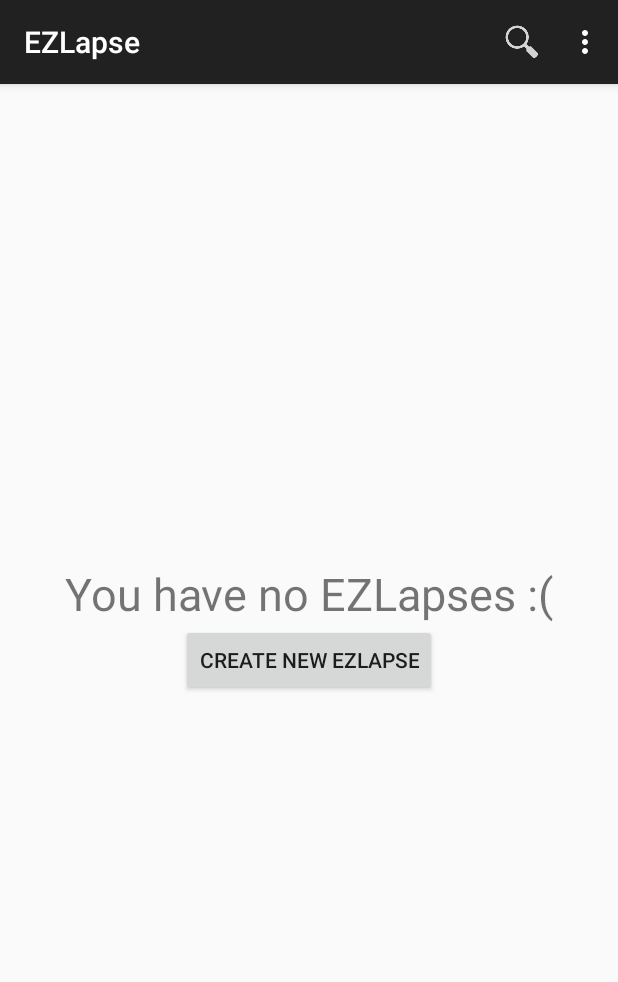
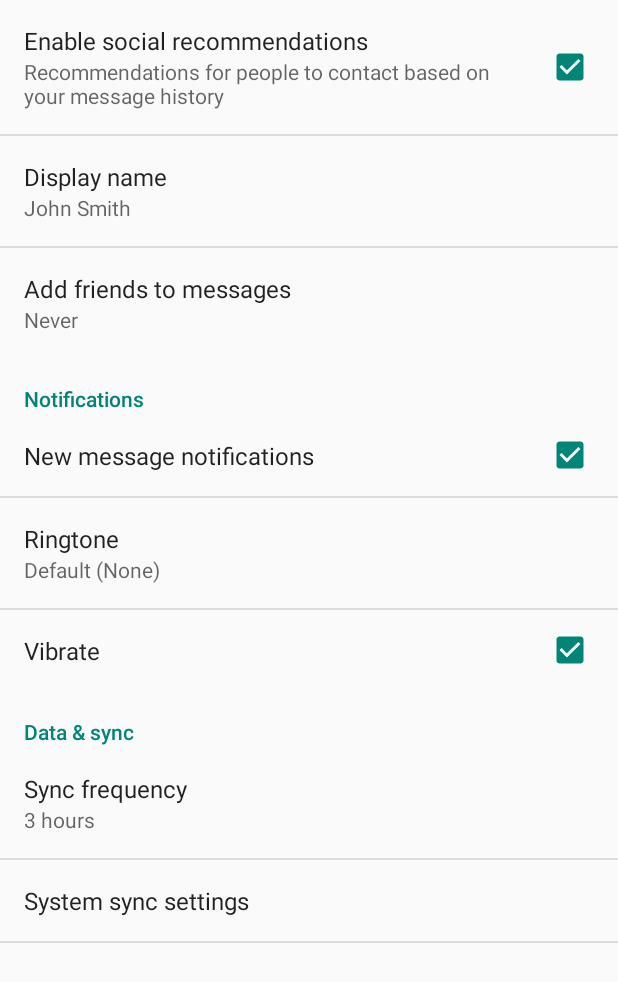
Before and after one commit to ultimatedbz/EZLapse, an Android app: the screen it shows after launch (LapseGridActivity before the commit, SettingsActivity after it), in the options menu, after a tap on "Settings", on a phone screen of 412 x 824 dp. Shown: the top 982 px of the screen. Run offline under Robolectric (Android 15) with nearby library versions, the phone set to English and light mode, and no system bars.

Commit message:
Added plus action with proper implementation and commented test implementation

```diff
--- a/app/src/main/java/jycprogrammer/ultimatedbz/ezlapse/LapseGridActivity.java
+++ b/app/src/main/java/jycprogrammer/ultimatedbz/ezlapse/LapseGridActivity.java
@@ -20,30 +20,15 @@ import java.util.ArrayList;
 public class LapseGridActivity extends ActionBarActivity {
     private Button create_lapse_button;
     private ArrayList<Lapse> mLapseGallery;
-    GridView the_grid;
+    private int test;
+    private GridView the_grid;
 
     @Override
     protected void onCreate(Bundle savedInstanceState) {
         mLapseGallery = LapseGallery.get(LapseGridActivity.this).getLapses();
         super.onCreate(savedInstanceState);
-        if (mLapseGallery.size() == 0) {
-            setContentView(R.layout.activity_no_lapse);
-            // Get EZLapse Button
-            create_lapse_button = (Button) findViewById(R.id.no_ez_button);
-            create_lapse_button.setOnClickListener(new View.OnClickListener() {
-                @Override
-                public void onClick(View v) {
-                    //Camera doesn't need any special extra
-                    Intent i = new Intent(LapseGridActivity.this, FullscreenCamera.class);
-                    startActivity(i);
-                }
-            });
-        }
-        else {
-            setContentView(R.layout.activity_yes_lapse);
-            the_grid = (GridView) findViewById(R.id.main_grid);
-            the_grid.setAdapter(new LapseAdapter(mLapseGallery));
-        }
+        updateView();
+        setDefaultKeyMode(DEFAULT_KEYS_SEARCH_LOCAL);
     }
 
 
@@ -59,25 +44,35 @@ public class LapseGridActivity extends ActionBarActivity {
         // Handle action bar item clicks here. The action bar will
         // automatically handle clicks on the Home/Up button, so long
         // as you specify a parent activity in AndroidManifest.xml.
-        int id = item.getItemId();
+        switch(item.getItemId()){
+            case R.id.action_new:
+                //supposed to be this
+                Intent i = new Intent(LapseGridActivity.this, FullscreenCamera.class);
+                startActivity(i);
+//                //instead we want to test some shizz
+//                Lapse l = new Lapse("Lapse"+test++);
+//                mLapseGallery.add(l);
+//                updateView();
+                return true;
+            case R.id.action_search:
+                openSearch();
+                return true;
+            case R.id.action_settings:
+                openSettings();
+                return true;
+            default:
+                return super.onOptionsItemSelected(item);
+        }
+    }
 
-        //noinspection SimplifiableIfStatement
-        if (id == R.id.action_settings) {
-            return true;
-        }
-
-        return super.onOptionsItemSelected(item);
-    }
     private class LapseAdapter extends ArrayAdapter<Lapse> {
         public LapseAdapter(ArrayList<Lapse> items) {
             super(LapseGridActivity.this, 0, items);
         }
-
         @Override
         public View getView(int position, View convertView, ViewGroup parent) {
             if(convertView == null) {
-                convertView = LapseGridActivity.this.getLayoutInflater()
-                        .inflate(R.layout.lapse_icon_layout, parent, false);
+                convertView = LapseGridActivity.this.getLayoutInflater().inflate(R.layout.lapse_icon_layout, parent, false);
             }
             ImageView picture = (ImageView) convertView.findViewById(R.id.grid_item_image);
             TextView text = (TextView) convertView.findViewById(R.id.grid_item_desc);
@@ -89,4 +84,35 @@ public class LapseGridActivity extends ActionBarActivity {
             return convertView;
         }
     }
+
+    private void openSearch(){
+
+    }
+
+    private void openSettings(){
+        Intent i = new Intent(LapseGridActivity.this, SettingsActivity.class);
+        startActivity(i);
+    }
+
+    private void updateView(){
+        if(mLapseGallery.size() > 0) {
+            setContentView(R.layout.activity_yes_lapse);
+            the_grid = (GridView) findViewById(R.id.main_grid);
+            the_grid.setAdapter(new LapseAdapter(mLapseGallery));
+        }
+        else {
+            setContentView(R.layout.activity_no_lapse);
+            // Get EZLapse Button
+            create_lapse_button = (Button) findViewById(R.id.no_ez_button);
+            create_lapse_button.setOnClickListener(new View.OnClickListener() {
+                @Override
+                public void onClick(View v) {
+                    //Camera needs an extra in case of add picture
+                    Intent i = new Intent(LapseGridActivity.this, FullscreenCamera.class);
+                    startActivity(i);
+                }
+            });
+        }
+    }
+
 }
--- /dev/null
+++ b/app/src/main/java/jycprogrammer/ultimatedbz/ezlapse/SettingsActivity.java
@@ -0,0 +1,259 @@
+package jycprogrammer.ultimatedbz.ezlapse;
+
+import android.annotation.TargetApi;
+import android.content.Context;
+import android.content.res.Configuration;
+import android.media.Ringtone;
+import android.media.RingtoneManager;
+import android.net.Uri;
+import android.os.Build;
+import android.os.Bundle;
+import android.preference.ListPreference;
+import android.preference.Preference;
+import android.preference.PreferenceActivity;
+import android.preference.PreferenceCategory;
+import android.preference.PreferenceFragment;
+import android.preference.PreferenceManager;
+import android.preference.RingtonePreference;
+import android.text.TextUtils;
+
+
+import java.util.List;
+
+/**
+ * A {@link PreferenceActivity} that presents a set of application settings. On
+ * handset devices, settings are presented as a single list. On tablets,
+ * settings are split by category, with category headers shown to the left of
+ * the list of settings.
+ * <p/>
+ * See <a href="http://developer.android.com/design/patterns/settings.html">
+ * Android Design: Settings</a> for design guidelines and the <a
+ * href="http://developer.android.com/guide/topics/ui/settings.html">Settings
+ * API Guide</a> for more information on developing a Settings UI.
+ */
+public class SettingsActivity extends PreferenceActivity {
+    /**
+     * Determines whether to always show the simplified settings UI, where
+     * settings are presented in a single list. When false, settings are shown
+     * as a master/detail two-pane view on tablets. When true, a single pane is
+     * shown on tablets.
+     */
+    private static final boolean ALWAYS_SIMPLE_PREFS = false;
+
+
+    @Override
+    protected void onPostCreate(Bundle savedInstanceState) {
+        super.onPostCreate(savedInstanceState);
+
+        setupSimplePreferencesScreen();
+    }
+
+    /**
+     * Shows the simplified settings UI if the device configuration if the
+     * device configuration dictates that a simplified, single-pane UI should be
+     * shown.
+     */
+    private void setupSimplePreferencesScreen() {
+        if (!isSimplePreferences(this)) {
+            return;
+        }
+
+        // In the simplified UI, fragments are not used at all and we instead
+        // use the older PreferenceActivity APIs.
+
+        // Add 'general' preferences.
+        addPreferencesFromResource(R.xml.pref_general);
+
+        // Add 'notifications' preferences, and a corresponding header.
+        PreferenceCategory fakeHeader = new PreferenceCategory(this);
+        fakeHeader.setTitle(R.string.pref_header_notifications);
+        getPreferenceScreen().addPreference(fakeHeader);
+        addPreferencesFromResource(R.xml.pref_notification);
+
+        // Add 'data and sync' preferences, and a corresponding header.
+        fakeHeader = new PreferenceCategory(this);
+        fakeHeader.setTitle(R.string.pref_header_data_sync);
+        getPreferenceScreen().addPreference(fakeHeader);
+        addPreferencesFromResource(R.xml.pref_data_sync);
+
+        // Bind the summaries of EditText/List/Dialog/Ringtone preferences to
+        // their values. When their values change, their summaries are updated
+        // to reflect the new value, per the Android Design guidelines.
+        bindPreferenceSummaryToValue(findPreference("example_text"));
+        bindPreferenceSummaryToValue(findPreference("example_list"));
+        bindPreferenceSummaryToValue(findPreference("notifications_new_message_ringtone"));
+        bindPreferenceSummaryToValue(findPreference("sync_frequency"));
+    }
+
+    /**
+     * {@inheritDoc}
+     */
+    @Override
+    public boolean onIsMultiPane() {
+        return isXLargeTablet(this) && !isSimplePreferences(this);
+    }
+
+    /**
+     * Helper method to determine if the device has an extra-large screen. For
+     * example, 10" tablets are extra-large.
+     */
+    private static boolean isXLargeTablet(Context context) {
+        return (context.getResources().getConfiguration().screenLayout
+                & Configuration.SCREENLAYOUT_SIZE_MASK) >= Configuration.SCREENLAYOUT_SIZE_XLARGE;
+    }
+
+    /**
+     * Determines whether the simplified settings UI should be shown. This is
+     * true if this is forced via {@link #ALWAYS_SIMPLE_PREFS}, or the device
+     * doesn't have newer APIs like {@link PreferenceFragment}, or the device
+     * doesn't have an extra-large screen. In these cases, a single-pane
+     * "simplified" settings UI should be shown.
+     */
+    private static boolean isSimplePreferences(Context context) {
+        return ALWAYS_SIMPLE_PREFS
+                || Build.VERSION.SDK_INT < Build.VERSION_CODES.HONEYCOMB
+                || !isXLargeTablet(context);
+    }
+
+    /**
+     * {@inheritDoc}
+     */
+    @Override
+    @TargetApi(Build.VERSION_CODES.HONEYCOMB)
+    public void onBuildHeaders(List<Header> target) {
+        if (!isSimplePreferences(this)) {
+            loadHeadersFromResource(R.xml.pref_headers, target);
+        }
+    }
+
+    /**
+     * A preference value change listener that updates the preference's summary
+     * to reflect its new value.
+     */
+    private static Preference.OnPreferenceChangeListener sBindPreferenceSummaryToValueListener = new Preference.OnPreferenceChangeListener() {
+        @Override
+        public boolean onPreferenceChange(Preference preference, Object value) {
+            String stringValue = value.toString();
+
+            if (preference instanceof ListPreference) {
+                // For list preferences, look up the correct display value in
+                // the preference's 'entries' list.
+                ListPreference listPreference = (ListPreference) preference;
+                int index = listPreference.findIndexOfValue(stringValue);
+
+                // Set the summary to reflect the new value.
+                preference.setSummary(
+                        index >= 0
+                                ? listPreference.getEntries()[index]
+                                : null);
+
+            } else if (preference instanceof RingtonePreference) {
+                // For ringtone preferences, look up the correct display value
+                // using RingtoneManager.
+                if (TextUtils.isEmpty(stringValue)) {
+                    // Empty values correspond to 'silent' (no ringtone).
+                    preference.setSummary(R.string.pref_ringtone_silent);
+
+                } else {
+                    Ringtone ringtone = RingtoneManager.getRingtone(
+                            preference.getContext(), Uri.parse(stringValue));
+
+                    if (ringtone == null) {
+                        // Clear the summary if there was a lookup error.
+                        preference.setSummary(null);
+                    } else {
+                        // Set the summary to reflect the new ringtone display
+                        // name.
+                        String name = ringtone.getTitle(preference.getContext());
+                        preference.setSummary(name);
+                    }
+                }
+
+            } else {
+                // For all other preferences, set the summary to the value's
+                // simple string representation.
+                preference.setSummary(stringValue);
+            }
+            return true;
+        }
+    };
+
+    /**
+     * Binds a preference's summary to its value. More specifically, when the
+     * preference's value is changed, its summary (line of text below the
+     * preference title) is updated to reflect the value. The summary is also
+     * immediately updated upon calling this method. The exact display format is
+     * dependent on the type of preference.
+     *
+     * @see #sBindPreferenceSummaryToValueListener
+     */
+    private static void bindPreferenceSummaryToValue(Preference preference) {
+        // Set the listener to watch for value changes.
+        preference.setOnPreferenceChangeListener(sBindPreferenceSummaryToValueListener);
+
+        // Trigger the listener immediately with the preference's
+        // current value.
+        sBindPreferenceSummaryToValueListener.onPreferenceChange(preference,
+                PreferenceManager
+                        .getDefaultSharedPreferences(preference.getContext())
+                        .getString(preference.getKey(), ""));
+    }
+
+    /**
+     * This fragment shows general preferences only. It is used when the
+     * activity is showing a two-pane settings UI.
+     */
+    @TargetApi(Build.VERSION_CODES.HONEYCOMB)
+    public static class GeneralPreferenceFragment extends PreferenceFragment {
+        @Override
+        public void onCreate(Bundle savedInstanceState) {
+            super.onCreate(savedInstanceState);
+            addPreferencesFromResource(R.xml.pref_general);
+
+            // Bind the summaries of EditText/List/Dialog/Ringtone preferences
+            // to their values. When their values change, their summaries are
+            // updated to reflect the new value, per the Android Design
+            // guidelines.
+            bindPreferenceSummaryToValue(findPreference("example_text"));
+            bindPreferenceSummaryToValue(findPreference("example_list"));
+        }
+    }
+
+    /**
+     * This fragment shows notification preferences only. It is used when the
+     * activity is showing a two-pane settings UI.
+     */
+    @TargetApi(Build.VERSION_CODES.HONEYCOMB)
+    public static class NotificationPreferenceFragment extends PreferenceFragment {
+        @Override
+        public void onCreate(Bundle savedInstanceState) {
+            super.onCreate(savedInstanceState);
+            addPreferencesFromResource(R.xml.pref_notification);
+
+            // Bind the summaries of EditText/List/Dialog/Ringtone preferences
+            // to their values. When their values change, their summaries are
+            // updated to reflect the new value, per the Android Design
+            // guidelines.
+            bindPreferenceSummaryToValue(findPreference("notifications_new_message_ringtone"));
+        }
+    }
+
+    /**
+     * This fragment shows data and sync preferences only. It is used when the
+     * activity is showing a two-pane settings UI.
+     */
+    @TargetApi(Build.VERSION_CODES.HONEYCOMB)
+    public static class DataSyncPreferenceFragment extends PreferenceFragment {
+        @Override
+        public void onCreate(Bundle savedInstanceState) {
+            super.onCreate(savedInstanceState);
+            addPreferencesFromResource(R.xml.pref_data_sync);
+
+            // Bind the summaries of EditText/List/Dialog/Ringtone preferences
+            // to their values. When their values change, their summaries are
+            // updated to reflect the new value, per the Android Design
+            // guidelines.
+            bindPreferenceSummaryToValue(findPreference("sync_frequency"));
+        }
+    }
+}
--- a/app/src/main/res/menu/menu_lapse_grid.xml
+++ b/app/src/main/res/menu/menu_lapse_grid.xml
@@ -3,10 +3,15 @@
       xmlns:tools="http://schemas.android.com/tools"
       tools:context=".LapseGridActivity">
     <!-- Search, should appear as action button -->
+    <item android:id="@+id/action_new"
+          android:icon="@drawable/ic_action_new"
+          android:title="Add New"
+          app:showAsAction="ifRoom"/>
     <item android:id="@+id/action_search"
         android:icon="@drawable/ic_action_search"
         android:title="@string/action_search"
-        app:showAsAction="ifRoom" />
+        android:actionViewClass="android.widget.SearchView"
+        app:showAsAction="collapseActionView|ifRoom"/>
     <item android:id="@+id/action_settings"
           android:title="@string/action_settings"
           android:orderInCategory="100"
--- /dev/null
+++ b/app/src/main/res/values/strings_activity_settings.xml
@@ -0,0 +1,61 @@
+<resources>
+    <string name="title_activity_settings">Settings</string>
+
+    <!-- Strings related to Settings -->
+
+    <!-- Example General settings -->
+    <string name="pref_header_general">General</string>
+
+    <string name="pref_title_social_recommendations">Enable social recommendations</string>
+    <string name="pref_description_social_recommendations">Recommendations for people to contact
+        based on your message history
+    </string>
+
+    <string name="pref_title_display_name">Display name</string>
+    <string name="pref_default_display_name">John Smith</string>
+
+    <string name="pref_title_add_friends_to_messages">Add friends to messages</string>
+    <string-array name="pref_example_list_titles">
+        <item>Always</item>
+        <item>When possible</item>
+        <item>Never</item>
+    </string-array>
+    <string-array name="pref_example_list_values">
+        <item>1</item>
+        <item>0</item>
+        <item>-1</item>
+    </string-array>
+
+    <!-- Example settings for Data & Sync -->
+    <string name="pref_header_data_sync">Data &amp; sync</string>
+
+    <string name="pref_title_sync_frequency">Sync frequency</string>
+    <string-array name="pref_sync_frequency_titles">
+        <item>15 minutes</item>
+        <item>30 minutes</item>
+        <item>1 hour</item>
+        <item>3 hours</item>
+        <item>6 hours</item>
+        <item>Never</item>
+    </string-array>
+    <string-array name="pref_sync_frequency_values">
+        <item>15</item>
+        <item>30</item>
+        <item>60</item>
+        <item>180</item>
+        <item>360</item>
+        <item>-1</item>
+    </string-array>
+
+    <string name="pref_title_system_sync_settings">System sync settings</string>
+
+    <!-- Example settings for Notifications -->
+    <string name="pref_header_notifications">Notifications</string>
+
+    <string name="pref_title_new_message_notifications">New message notifications</string>
+
+    <string name="pref_title_ringtone">Ringtone</string>
+    <string name="pref_ringtone_silent">Silent</string>
+
+    <string name="pref_title_vibrate">Vibrate</string>
+</resources>
--- /dev/null
+++ b/app/src/main/res/xml/pref_data_sync.xml
@@ -0,0 +1,21 @@
+<PreferenceScreen xmlns:android="http://schemas.android.com/apk/res/android">
+
+    <!-- NOTE: Hide buttons to simplify the UI. Users can touch outside the dialog to
+         dismiss it. -->
+    <!-- NOTE: ListPreference's summary should be set to its value by the activity code. -->
+    <ListPreference
+        android:key="sync_frequency"
+        android:title="@string/pref_title_sync_frequency"
+        android:entries="@array/pref_sync_frequency_titles"
+        android:entryValues="@array/pref_sync_frequency_values"
+        android:defaultValue="180"
+        android:negativeButtonText="@null"
+        android:positiveButtonText="@null" />
+
+    <!-- This preference simply launches an intent when selected. Use this UI sparingly, per
+         design guidelines. -->
+    <Preference android:title="@string/pref_title_system_sync_settings">
+        <intent android:action="android.settings.SYNC_SETTINGS" />
+    </Preference>
+
+</PreferenceScreen>
--- /dev/null
+++ b/app/src/main/res/xml/pref_general.xml
@@ -0,0 +1,33 @@
+<PreferenceScreen xmlns:android="http://schemas.android.com/apk/res/android">
+
+    <CheckBoxPreference
+        android:key="example_checkbox"
+        android:title="@string/pref_title_social_recommendations"
+        android:summary="@string/pref_description_social_recommendations"
+        android:defaultValue="true" />
+
+    <!-- NOTE: EditTextPreference accepts EditText attributes. -->
+    <!-- NOTE: EditTextPreference's summary should be set to its value by the activity code. -->
+    <EditTextPreference
+        android:key="example_text"
+        android:title="@string/pref_title_display_name"
+        android:defaultValue="@string/pref_default_display_name"
+        android:selectAllOnFocus="true"
+        android:inputType="textCapWords"
+        android:capitalize="words"
+        android:singleLine="true"
+        android:maxLines="1" />
+
+    <!-- NOTE: Hide buttons to simplify the UI. Users can touch outside the dialog to
+         dismiss it. -->
+    <!-- NOTE: ListPreference's summary should be set to its value by the activity code. -->
+    <ListPreference
+        android:key="example_list"
+        android:title="@string/pref_title_add_friends_to_messages"
+        android:defaultValue="-1"
+        android:entries="@array/pref_example_list_titles"
+        android:entryValues="@array/pref_example_list_values"
+        android:negativeButtonText="@null"
+        android:positiveButtonText="@null" />
+
+</PreferenceScreen>
--- /dev/null
+++ b/app/src/main/res/xml/pref_headers.xml
@@ -0,0 +1,17 @@
+<preference-headers xmlns:android="http://schemas.android.com/apk/res/android">
+
+    <!-- These settings headers are only used on tablets. -->
+
+    <header
+        android:fragment="jycprogrammer.ultimatedbz.ezlapse.SettingsActivity$GeneralPreferenceFragment"
+        android:title="@string/pref_header_general" />
+
+    <header
+        android:fragment="jycprogrammer.ultimatedbz.ezlapse.SettingsActivity$NotificationPreferenceFragment"
+        android:title="@string/pref_header_notifications" />
+
+    <header
+        android:fragment="jycprogrammer.ultimatedbz.ezlapse.SettingsActivity$DataSyncPreferenceFragment"
+        android:title="@string/pref_header_data_sync" />
+
+</preference-headers>
--- /dev/null
+++ b/app/src/main/res/xml/pref_notification.xml
@@ -0,0 +1,27 @@
+<PreferenceScreen xmlns:android="http://schemas.android.com/apk/res/android">
+
+    <!-- A 'parent' preference, which enables/disables child preferences (below)
+         when checked/unchecked. -->
+    <CheckBoxPreference
+        android:key="notifications_new_message"
+        android:title="@string/pref_title_new_message_notifications"
+        android:defaultValue="true" />
+
+    <!-- Allows the user to choose a ringtone in the 'notification' category. -->
+    <!-- NOTE: This preference will be enabled only when the checkbox above is checked. -->
+    <!-- NOTE: RingtonePreference's summary should be set to its value by the activity code. -->
+    <RingtonePreference
+        android:dependency="notifications_new_message"
+        android:key="notifications_new_message_ringtone"
+        android:title="@string/pref_title_ringtone"
+        android:ringtoneType="notification"
+        android:defaultValue="content://settings/system/notification_sound" />
+
+    <!-- NOTE: This preference will be enabled only when the checkbox above is checked. -->
+    <CheckBoxPreference
+        android:dependency="notifications_new_message"
+        android:key="notifications_new_message_vibrate"
+        android:title="@string/pref_title_vibrate"
+        android:defaultValue="true" />
+
+</PreferenceScreen>
```
Also changed, not shown: app/src/main/AndroidManifest.xml (+9 -1 lines), app/src/main/res/drawable-hdpi/ic_action_new.png (added), app/src/main/res/drawable-mdpi/ic_action_new.png (added), app/src/main/res/drawable-xhdpi/ic_action_new.png (added), app/src/main/res/drawable-xxhdpi/ic_action_new.png (added).
